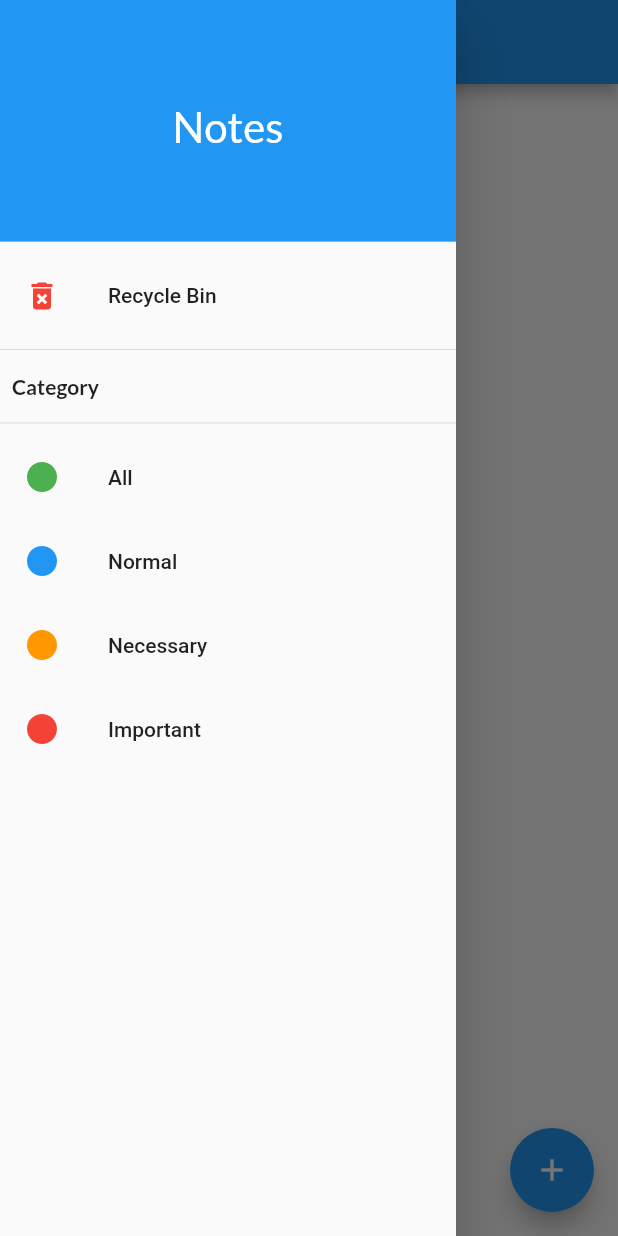
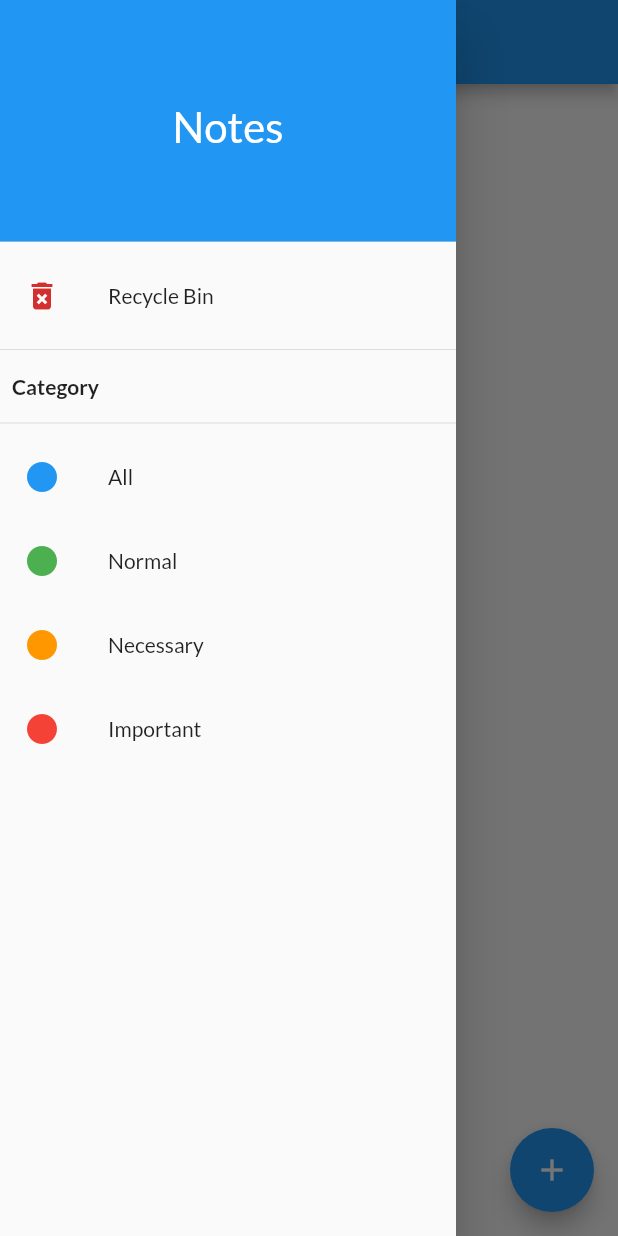
Before and after one commit to duongsondev/Notes, a Flutter app: the screen it shows after launch, with the side drawer open, on a phone screen of 412 x 824 dp. Run offline on Flutter 3.47's test engine with Material 2 defaults, Android fonts, the phone set to English and light mode, and no system bars; our stand-ins replace google_fonts, sqflite; accounts and stored records are empty.

Commit message:
fix more

```diff
--- a/lib/commom/type_color.dart
+++ b/lib/commom/type_color.dart
@@ -1,5 +1,5 @@
 import 'package:flutter/material.dart';
 
 class ColorType {
-  static List<Color> color = [Colors.blue, Colors.orange, Colors.red];
+  static List<Color> color = [Colors.green, Colors.orange, Colors.red];
 }
--- a/lib/main.dart
+++ b/lib/main.dart
@@ -1,6 +1,7 @@
 import 'package:fa_notes/page/home.dart';
 import 'package:flutter/cupertino.dart';
 import 'package:flutter/material.dart';
+import 'package:google_fonts/google_fonts.dart';
 
 void main() => runApp(MyApp());
 
@@ -15,6 +16,9 @@ class _MyAppState extends State<MyApp> {
     return MaterialApp(
       title: "Notes",
       home: HomePage(),
+      theme: ThemeData(
+        fontFamily: GoogleFonts.lato().fontFamily,
+      ),
     );
   }
 }
--- a/lib/page/home.dart
+++ b/lib/page/home.dart
@@ -15,6 +15,7 @@ class _HomePageState extends State<HomePage> {
   String _title = "Notes";
   List<Notes> _lstNotes;
   bool bin = false;
+  int type = -1;
 
   @override
   void initState() {
@@ -30,7 +31,13 @@ class _HomePageState extends State<HomePage> {
     return Scaffold(
       appBar: AppBar(
         title: Text("$_title"),
-        backgroundColor: bin ? Colors.red : null,
+        backgroundColor: bin
+            ? Colors.red[700]
+            : type == -1
+                ? Colors.blue
+                : type == 0
+                    ? Colors.green
+                    : type == 1 ? Colors.orange : Colors.red,
       ),
       drawer: _drawer(),
       body: _lstNotes == null
@@ -82,16 +89,16 @@ class _HomePageState extends State<HomePage> {
                                     context: context,
                                     builder: (BuildContext context) {
                                       return AlertDialog(
-                                        title: const Text("Xác nhận xóa"),
+                                        title: const Text("Confirm deletion?"),
                                         content: const Text(
-                                            "Sau khi xóa, ghi chú sẽ vẫn còn trong thùng rác."),
+                                            "Once deleted, the note will remain in the trash."),
                                         actions: <Widget>[
                                           FlatButton(
                                               onPressed: () =>
                                                   Navigator.of(context)
                                                       .pop(true),
                                               child: const Text(
-                                                "XÓA",
+                                                "DELETE",
                                                 style: TextStyle(
                                                     color: Colors.red),
                                               )),
@@ -99,7 +106,7 @@ class _HomePageState extends State<HomePage> {
                                             onPressed: () =>
                                                 Navigator.of(context)
                                                     .pop(false),
-                                            child: const Text("THÔI"),
+                                            child: const Text("KEEP"),
                                           ),
                                         ],
                                       );
@@ -217,7 +224,13 @@ class _HomePageState extends State<HomePage> {
       );
 
   Widget _floatButton() => FloatingActionButton(
-        backgroundColor: bin ? Colors.red : null,
+        backgroundColor: bin
+            ? Colors.red[700]
+            : type == -1
+                ? Colors.blue
+                : type == 0
+                    ? Colors.green
+                    : type == 1 ? Colors.orange : Colors.red,
         onPressed: () {
           if (bin) {
             _lstNotes.forEach((notes) => DatabaseApp.deleteNotes(notes.id));
@@ -228,12 +241,18 @@ class _HomePageState extends State<HomePage> {
             Navigator.push(
                     context,
                     MaterialPageRoute(
-                        builder: (context) => DetailNotesPage(null)))
+                        builder: (context) =>
+                            DetailNotesPage.add(type == -1 ? 0 : type)))
                 .whenComplete(() {
-              DatabaseApp.getListNotes(1).then((value) {
-                _lstNotes = value;
-                setState(() {});
-              });
+              type == -1
+                  ? DatabaseApp.getListNotes(1).then((value) {
+                      _lstNotes = value;
+                      setState(() {});
+                    })
+                  : DatabaseApp.getListNotesByType(type).then((value) {
+                      _lstNotes = value;
+                      setState(() {});
+                    });
             });
         },
         child: bin ? Icon(Icons.clear_all) : Icon(Icons.add),
@@ -258,7 +277,7 @@ class _HomePageState extends State<HomePage> {
               title: Text("Recycle Bin"),
               leading: Icon(
                 Icons.delete_forever,
-                color: Colors.red,
+                color: Colors.red[700],
               ),
               onTap: () async {
                 _title = "Recycle Bin";
@@ -283,9 +302,10 @@ class _HomePageState extends State<HomePage> {
               title: Text("All"),
               leading: Icon(
                 Icons.brightness_1,
-                color: Colors.green,
+                color: Colors.blue,
               ),
               onTap: () async {
+                type = -1;
                 _title = "Notes";
                 bin = false;
                 await DatabaseApp.getListNotes(1).then((value) {
@@ -309,6 +329,7 @@ class _HomePageState extends State<HomePage> {
           color: ColorType.color[type],
         ),
         onTap: () async {
+          this.type = type;
           _title = "Notes: $title";
           bin = false;
           await DatabaseApp.getListNotesByType(type).then((value) {
```
Also changed, not shown: lib/page/detail_notes.dart (+7 -7 lines).
